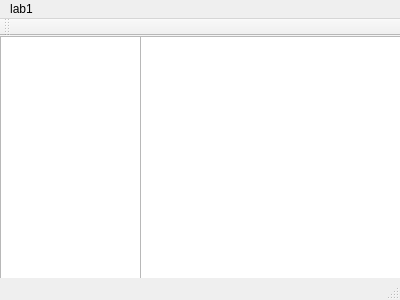
Before: the Qt Designer form lab1/mainwindow.ui in aminbenarieb/cg_lab1, drawn with Qt 5.
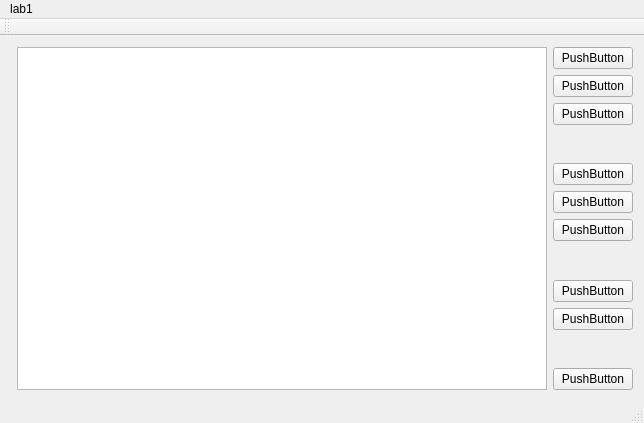
After: the same form once the commit is applied. Custom widgets are drawn as their Qt base class.

Diff of the .ui file:
```diff
--- a/lab1/mainwindow.ui
+++ b/lab1/mainwindow.ui
@@ -6,50 +6,137 @@
    <rect>
     <x>0</x>
     <y>0</y>
-    <width>400</width>
-    <height>300</height>
+    <width>644</width>
+    <height>423</height>
    </rect>
   </property>
   <property name="windowTitle">
    <string>MainWindow</string>
   </property>
   <widget class="QWidget" name="centralWidget">
-   <widget class="QGraphicsView" name="graphicsView">
-    <property name="geometry">
-     <rect>
-      <x>140</x>
-      <y>0</y>
-      <width>261</width>
-      <height>261</height>
-     </rect>
-    </property>
-    <property name="cursor" stdset="0">
-     <cursorShape>SizeFDiagCursor</cursorShape>
-    </property>
-    <property name="mouseTracking">
-     <bool>true</bool>
-    </property>
-    <property name="layoutDirection">
-     <enum>Qt::LeftToRight</enum>
-    </property>
-   </widget>
-   <widget class="QListWidget" name="listWidget">
-    <property name="geometry">
-     <rect>
-      <x>0</x>
-      <y>0</y>
-      <width>141</width>
-      <height>261</height>
-     </rect>
-    </property>
-   </widget>
+   <layout class="QHBoxLayout" name="horizontalLayout">
+    <item>
+     <widget class="QPaintWidget" name="wgt" native="true">
+      <zorder>tableView</zorder>
+     </widget>
+    </item>
+    <item>
+     <widget class="QTableWidget" name="tableView"/>
+    </item>
+    <item>
+     <layout class="QVBoxLayout" name="verticalLayout">
+      <item>
+       <widget class="QPushButton" name="btnAddPoint">
+        <property name="text">
+         <string>PushButton</string>
+        </property>
+       </widget>
+      </item>
+      <item>
+       <widget class="QPushButton" name="btnEditPoint">
+        <property name="text">
+         <string>PushButton</string>
+        </property>
+       </widget>
+      </item>
+      <item>
+       <widget class="QPushButton" name="btnDelPoint">
+        <property name="text">
+         <string>PushButton</string>
+        </property>
+       </widget>
+      </item>
+      <item>
+       <spacer name="verticalSpacer_3">
+        <property name="orientation">
+         <enum>Qt::Vertical</enum>
+        </property>
+        <property name="sizeHint" stdset="0">
+         <size>
+          <width>20</width>
+          <height>40</height>
+         </size>
+        </property>
+       </spacer>
+      </item>
+      <item>
+       <widget class="QPushButton" name="btnAddCircle">
+        <property name="text">
+         <string>PushButton</string>
+        </property>
+       </widget>
+      </item>
+      <item>
+       <widget class="QPushButton" name="btnEditCircle">
+        <property name="text">
+         <string>PushButton</string>
+        </property>
+       </widget>
+      </item>
+      <item>
+       <widget class="QPushButton" name="btnDelCircle">
+        <property name="text">
+         <string>PushButton</string>
+        </property>
+       </widget>
+      </item>
+      <item>
+       <spacer name="verticalSpacer_2">
+        <property name="orientation">
+         <enum>Qt::Vertical</enum>
+        </property>
+        <property name="sizeHint" stdset="0">
+         <size>
+          <width>20</width>
+          <height>40</height>
+         </size>
+        </property>
+       </spacer>
+      </item>
+      <item>
+       <widget class="QPushButton" name="btnCalc">
+        <property name="text">
+         <string>PushButton</string>
+        </property>
+       </widget>
+      </item>
+      <item>
+       <widget class="QPushButton" name="btnClean">
+        <property name="text">
+         <string>PushButton</string>
+        </property>
+       </widget>
+      </item>
+      <item>
+       <spacer name="verticalSpacer">
+        <property name="orientation">
+         <enum>Qt::Vertical</enum>
+        </property>
+        <property name="sizeHint" stdset="0">
+         <size>
+          <width>20</width>
+          <height>40</height>
+         </size>
+        </property>
+       </spacer>
+      </item>
+      <item>
+       <widget class="QPushButton" name="btnQuit">
+        <property name="text">
+         <string>PushButton</string>
+        </property>
+       </widget>
+      </item>
+     </layout>
+    </item>
+   </layout>
   </widget>
   <widget class="QMenuBar" name="menuBar">
    <property name="geometry">
     <rect>
      <x>0</x>
      <y>0</y>
-     <width>400</width>
+     <width>644</width>
      <height>22</height>
     </rect>
    </property>
@@ -71,6 +158,14 @@
   <widget class="QStatusBar" name="statusBar"/>
  </widget>
  <layoutdefault spacing="6" margin="11"/>
+ <customwidgets>
+  <customwidget>
+   <class>QPaintWidget</class>
+   <extends>QWidget</extends>
+   <header>qpaintwidget.h</header>
+   <container>1</container>
+  </customwidget>
+ </customwidgets>
  <resources/>
  <connections/>
 </ui>
```
